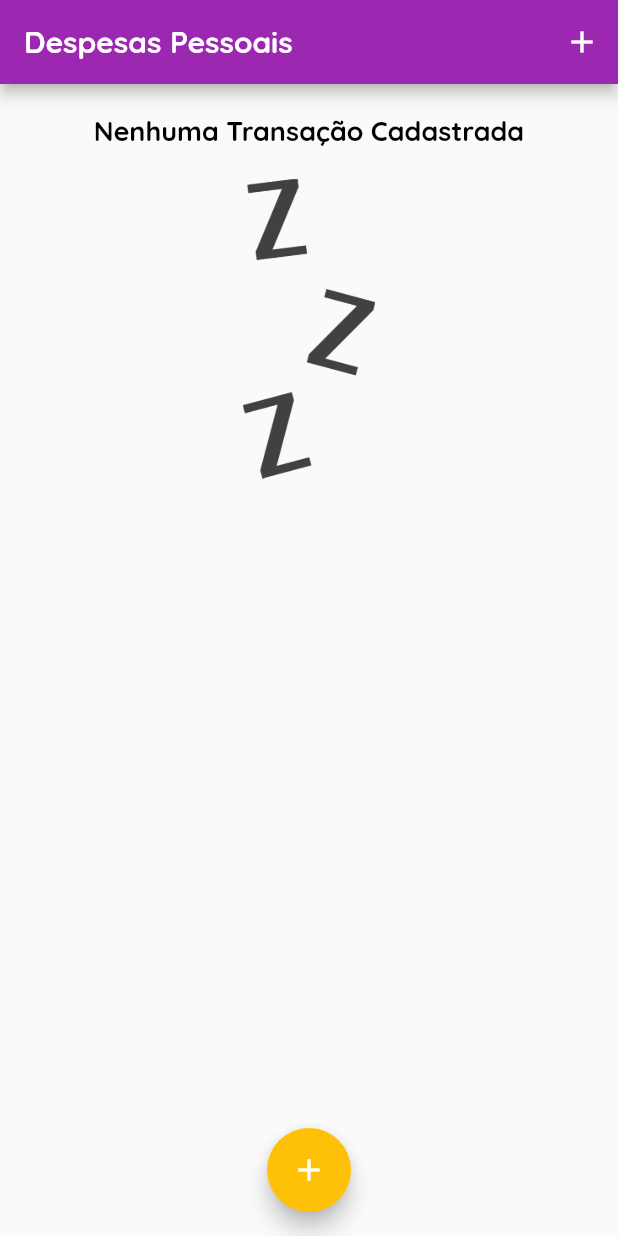
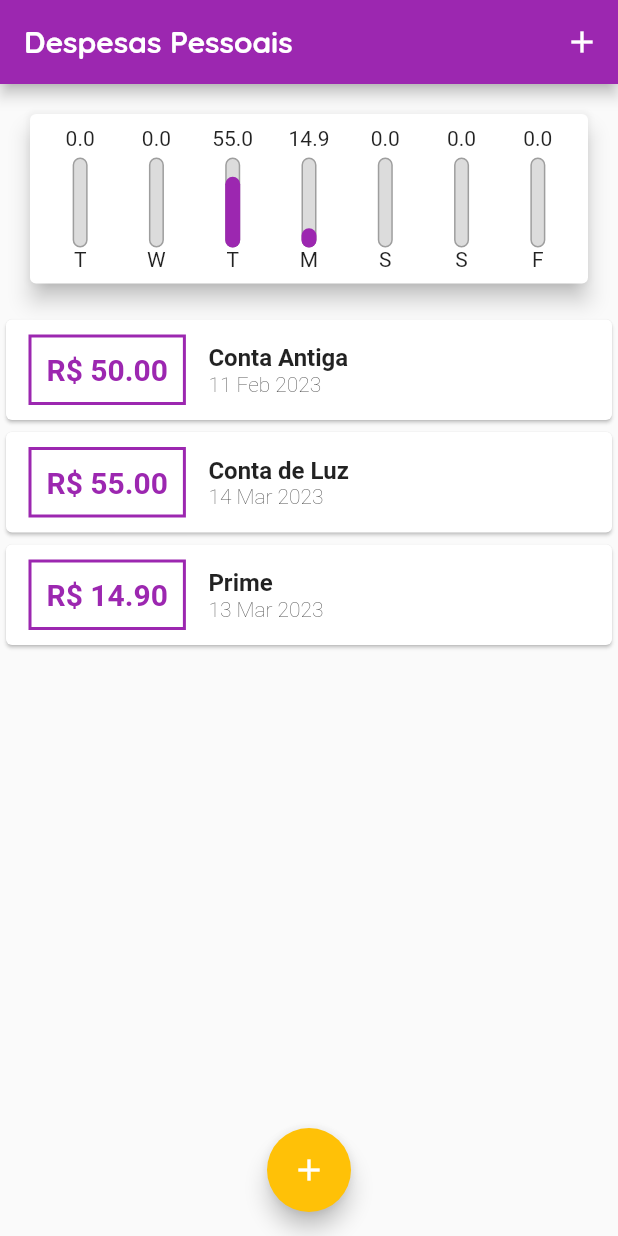
Before and after one commit to HenriqueCisi/project_finances_control, a Flutter app: the screen it shows after launch, on a phone screen of 412 x 824 dp. Run offline on Flutter 3.47's test engine with Material 2 defaults, Android fonts, the phone set to English and light mode, and no system bars.

Commit message:
add chart and chartBar

```diff
--- /dev/null
+++ b/lib/components/chart.dart
@@ -0,0 +1,65 @@
+import 'package:flutter/material.dart';
+import 'package:intl/intl.dart';
+import 'package:project_finances_control/components/chart_bar.dart';
+import 'package:project_finances_control/models/transaction.dart';
+
+class Chart extends StatelessWidget {
+  final List<Transaction> recentTransactions;
+
+  const Chart(this.recentTransactions, {super.key});
+
+  List<Map<String, Object>> get mostRecentTransactions {
+    return List.generate(7, (index) {
+      final weekDay = DateTime.now().subtract(Duration(days: index));
+
+      double totalAmount = 0.0;
+
+      for(var i = 0; i < recentTransactions.length; i++){
+        bool sameDay = recentTransactions[i].date.day == weekDay.day;
+        bool sameMonth = recentTransactions[i].date.month == weekDay.month;
+        bool sameYear = recentTransactions[i].date.year == weekDay.year;
+
+
+        if(sameDay && sameMonth && sameYear){
+          totalAmount += recentTransactions[i].value;
+        }
+      }
+
+      return {
+        'day': DateFormat.E().format(weekDay)[0],
+        'value': totalAmount,
+      };
+    });
+  }
+
+  double get _weekTotalValue {
+    return mostRecentTransactions.fold(0.0, (sum, tr) {
+    return sum + (tr['value'] as double );
+    });
+  }
+
+  @override
+  Widget build(BuildContext context) {
+
+    return Card(
+      elevation: 6,
+      margin: const EdgeInsets.all(20),
+      child: Padding(
+        padding: const EdgeInsets.all(8.0),
+        child: Row(
+          mainAxisAlignment: MainAxisAlignment.spaceAround,
+          children: mostRecentTransactions.map((transaction) {
+            return Flexible(
+              fit: FlexFit.tight,
+              child: ChartBar(
+                  label: transaction['day'].toString(),
+                  value: double.parse(transaction['value'].toString()),
+                  percentage: ((transaction['value'] as double ) / _weekTotalValue)
+                  ),
+            );
+          }).toList(),
+        ),
+      ),
+    );
+  }
+}
--- /dev/null
+++ b/lib/components/chart_bar.dart
@@ -0,0 +1,53 @@
+import 'package:flutter/material.dart';
+
+class ChartBar extends StatelessWidget {
+  final String label;
+  final double value;
+  final double percentage;
+
+  const ChartBar({
+    super.key,
+    required this.label,
+    required this.value,
+    required this.percentage
+  });
+
+  @override
+  Widget build(BuildContext context) {
+    return Column(
+      children:[
+         FittedBox(child: Text(value.toString())),
+         const SizedBox(height: 5),
+         SizedBox(
+          height: 60,
+          width: 10,
+          child: Stack(
+            alignment: Alignment.bottomCenter,
+            children: [
+              Container(
+                decoration: BoxDecoration(border: Border.all(
+                  color: Colors.grey,
+                  width: 1.0
+                ),
+                color: const Color.fromRGBO(220, 220, 220, 1),
+                borderRadius: BorderRadius.circular(5)
+                ),
+              ),
+              FractionallySizedBox(
+                heightFactor: percentage,
+                child: Container(
+                  decoration: BoxDecoration(
+                    color:  Theme.of(context).colorScheme.primary,
+                    borderRadius: BorderRadius.circular(5)
+                  ),
+                ),
+              )
+            ],
+          ),
+         ),
+         Text(label)
+        // Text(transaction['day'].toString())
+      ],
+    );
+  }
+}
--- a/lib/main.dart
+++ b/lib/main.dart
@@ -44,12 +44,28 @@ class MyHomePage extends StatefulWidget {
 
 class _MyHomePageState extends State<MyHomePage> {
   final List<Transaction> _transactions = [
-    // Transaction(
-    //     id: 't1', title: 'Conta de Água', value: 50.00, date: DateTime.now()),
-    // Transaction(
-    //     id: 't2', title: 'Conta de Luz', value: 55.00, date: DateTime.now()),
-    // Transaction(id: 't3', title: 'Prime', value: 14.90, date: DateTime.now()),
+    Transaction(
+        id: 't0',
+        title: 'Conta Antiga',
+        value: 50.00,
+        date: DateTime.now().subtract(const Duration(days: 33))),
+    Transaction(
+        id: 't1',
+        title: 'Conta de Luz',
+        value: 55.00,
+        date: DateTime.now().subtract(const Duration(days: 2))),
+    Transaction(
+      id: 't2',
+      title: 'Prime',
+      value: 14.90,
+      date: DateTime.now().subtract(const Duration(days: 3))),
   ];
+
+  List<Transaction> get _recentTransactions {
+    return _transactions.where((tr) {
+      return tr.date.isAfter(DateTime.now().subtract(const Duration(days: 7))) ? true : false ;
+    }).toList();
+  }
 
   _openTransactionModal(BuildContext context) {
     showModalBottomSheet(
@@ -89,7 +105,7 @@ class _MyHomePageState extends State<MyHomePage> {
           // mainAxisAlignment: MainAxisAlignment.spaceAround,
           crossAxisAlignment: CrossAxisAlignment.stretch,
           children: <Widget>[
-            // Chart(),
+            Chart(_recentTransactions),
             TransactionList(_transactions),
           ],
         ),
```
